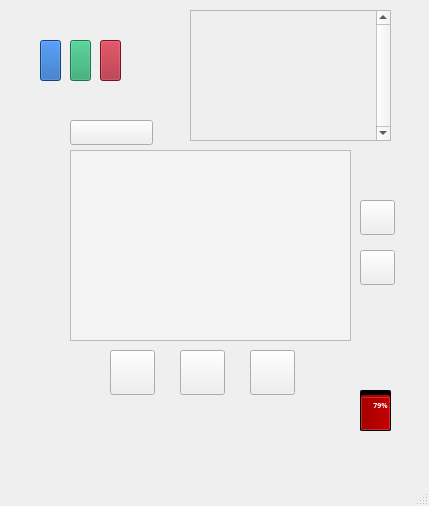
Before: the Qt Designer form codeWithUI/mainwindow.ui in TLC1301-1020/COMP3004-Team-Project, drawn with Qt 5.
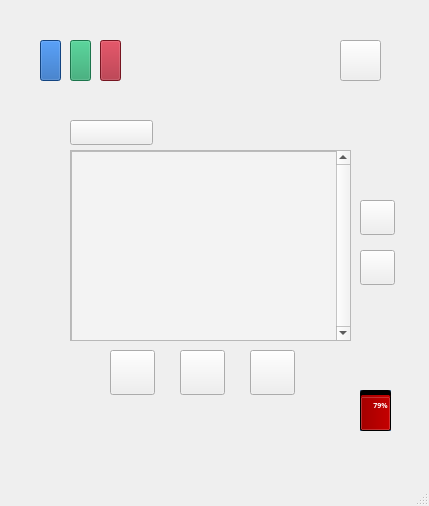
After: the same form once the commit is applied. Icons and pictures are not drawn.

Commit message: Finished the logs display

Patch:
```diff
--- a/codeWithUI/mainwindow.ui
+++ b/codeWithUI/mainwindow.ui
@@ -70,24 +70,6 @@
      <string notr="true">background-color: rgb(255, 255, 255);
 color: rgb(255, 255, 255);</string>
     </property>
-    <widget class="QGraphicsView" name="List_View">
-     <property name="geometry">
-      <rect>
-       <x>0</x>
-       <y>0</y>
-       <width>281</width>
-       <height>191</height>
-      </rect>
-     </property>
-     <property name="font">
-      <font>
-       <pointsize>10</pointsize>
-      </font>
-     </property>
-     <property name="styleSheet">
-      <string notr="true">background-color: rgb(243, 243, 243);</string>
-     </property>
-    </widget>
    </widget>
    <widget class="QPushButton" name="Button_Pause">
     <property name="geometry">
@@ -336,10 +318,10 @@
    <widget class="QScrollArea" name="scrollArea">
     <property name="geometry">
      <rect>
-      <x>190</x>
-      <y>10</y>
-      <width>201</width>
-      <height>131</height>
+      <x>70</x>
+      <y>150</y>
+      <width>281</width>
+      <height>191</height>
      </rect>
     </property>
     <property name="verticalScrollBarPolicy">
@@ -356,20 +338,27 @@
       <rect>
        <x>0</x>
        <y>0</y>
-       <width>185</width>
-       <height>129</height>
+       <width>265</width>
+       <height>189</height>
       </rect>
      </property>
-     <widget class="QWidget" name="verticalLayoutWidget">
+     <widget class="QGraphicsView" name="List_View">
       <property name="geometry">
        <rect>
         <x>0</x>
         <y>0</y>
-        <width>191</width>
-        <height>131</height>
+        <width>281</width>
+        <height>191</height>
        </rect>
       </property>
-      <layout class="QVBoxLayout" name="logArea"/>
+      <property name="font">
+       <font>
+        <pointsize>10</pointsize>
+       </font>
+      </property>
+      <property name="styleSheet">
+       <string notr="true">background-color: rgb(243, 243, 243);</string>
+      </property>
      </widget>
     </widget>
    </widget>
```
The commit also changes 2 other files.
